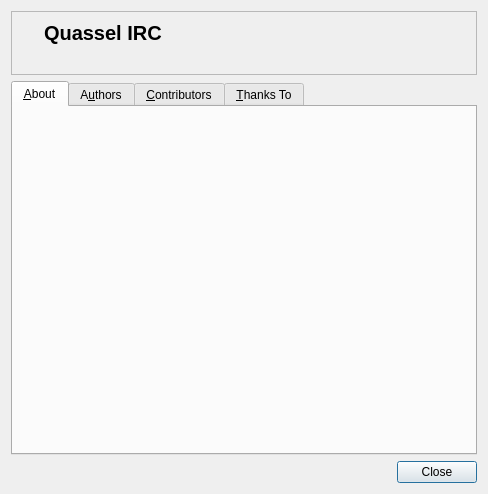
This is src/qtui/ui/aboutdlg.ui in quassel/quassel as Qt 5 draws it before an edit. The edited form follows.
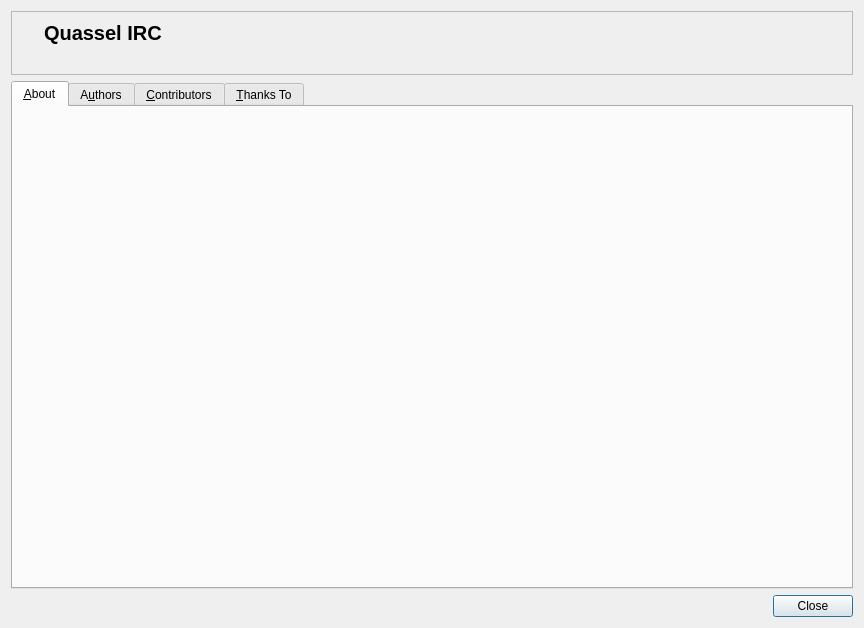
This is the edited form. Icons and pictures are not drawn.

Diff of the .ui file:
```diff
--- a/src/qtui/ui/aboutdlg.ui
+++ b/src/qtui/ui/aboutdlg.ui
@@ -9,8 +9,8 @@
    <rect>
     <x>0</x>
     <y>0</y>
-    <width>488</width>
-    <height>494</height>
+    <width>864</width>
+    <height>628</height>
    </rect>
   </property>
   <property name="windowTitle">
```
